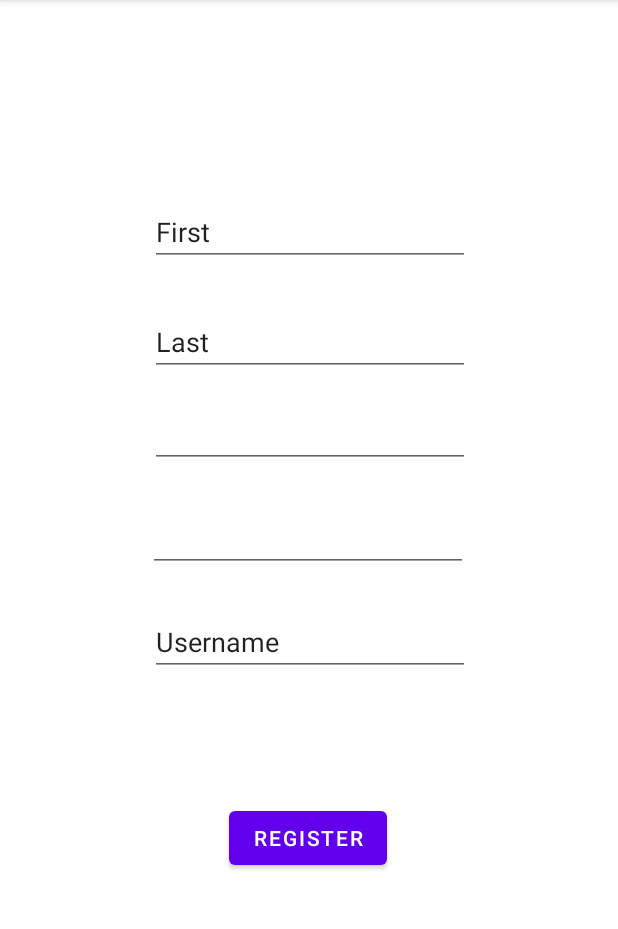
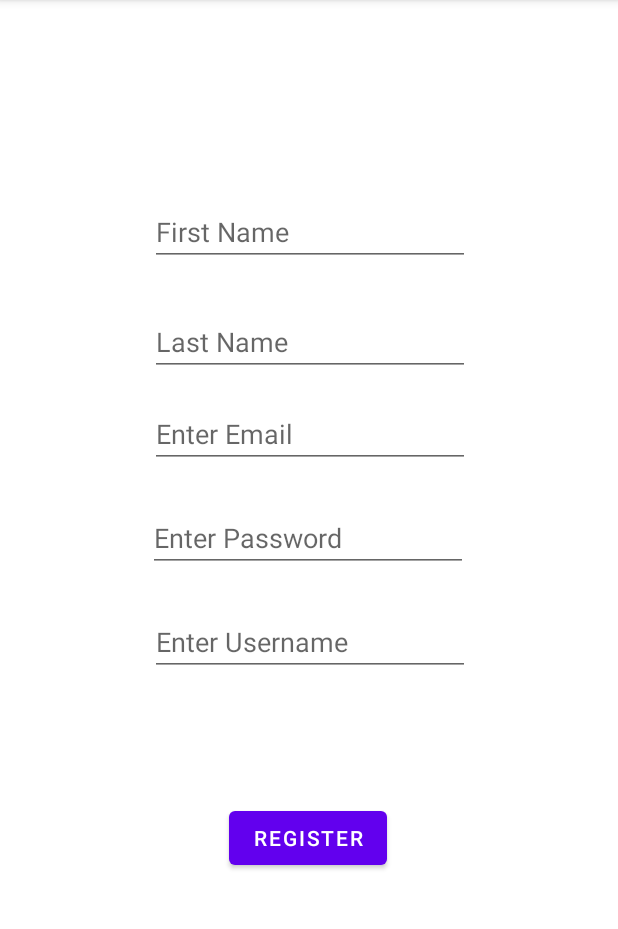
Before and after one commit to theetechbook/techbook, an Android app: the Register screen opened through its navigation route, on a phone screen of 412 x 824 dp, the part 84-1013 px from its top. Run offline under Robolectric (Android 15) with nearby library versions, the phone set to English and light mode, and no system bars; our stand-ins replace Dagger/Hilt's generated code, Firebase (no records; nobody signed in at launch, a user with empty details on screens opened directly).

Commit message:
able to register user through authentication, but not database yet

```diff
--- a/app/src/main/java/com/latifah/techbook/ui/fragments/Register.kt
+++ b/app/src/main/java/com/latifah/techbook/ui/fragments/Register.kt
@@ -1,14 +1,22 @@
 package com.latifah.techbook.ui.fragments
 
 import android.os.Bundle
+import android.text.TextUtils
+import android.util.Log
 import androidx.fragment.app.Fragment
 import android.view.LayoutInflater
 import android.view.View
 import android.view.ViewGroup
 import android.widget.Button
+import android.widget.Toast
 import androidx.navigation.Navigation
+import androidx.navigation.fragment.findNavController
+import com.google.firebase.auth.FirebaseAuth
+import com.google.firebase.auth.ktx.auth
+import com.google.firebase.ktx.Firebase
 import com.latifah.techbook.R
-
+import com.latifah.techbook.database.models.User
+import com.latifah.techbook.databinding.FragmentRegisterBinding
 /**
  * A simple [Fragment] subclass.
  * Use the [Register.newInstance] factory method to
@@ -16,12 +24,14 @@ import com.latifah.techbook.R
  */
 
 class Register : Fragment() {
+    private var _binding: FragmentRegisterBinding? = null
+    private val binding get() = _binding!!
+    private lateinit var auth: FirebaseAuth
 
     override fun onCreate(savedInstanceState: Bundle?) {
         super.onCreate(savedInstanceState)
-        arguments?.let {
-
-        }
+        // Initialize Firebase Auth
+        auth = Firebase.auth
     }
 
     override fun onCreateView(
@@ -29,15 +39,69 @@ class Register : Fragment() {
     ): View? {
 
         // initialize variable, inflate layout
-        val view = inflater.inflate(R.layout.fragment_register, container, false)
+        _binding = FragmentRegisterBinding.inflate(inflater, container, false)
+        return binding.root
+    }
 
-        //buttons, actionables
-        view.findViewById<Button>(R.id.register_button).setOnClickListener {
-            Navigation.findNavController(view).navigate(R.id.action_register_to_login)
+    override fun onViewCreated(view: View, savedInstanceState: Bundle?) {
+        super.onViewCreated(view, savedInstanceState)
+        binding.registerButton.setOnClickListener {
+            registerUser()
+        }
+    }
+
+    private fun registerUser() {
+        when {
+            TextUtils.isEmpty(binding.editTextFirstName.text.toString().trim { it <= ' ' }) -> {
+                //should we come up with a better way to show an error?
+                Toast.makeText(activity, "First name field cannot be blank.", Toast.LENGTH_SHORT).show()
+            }
+            TextUtils.isEmpty(binding.editTextLastName.text.toString().trim { it <= ' ' }) -> {
+                //should we come up with a better way to show an error?
+                Toast.makeText(activity, "Last name field cannot be blank.", Toast.LENGTH_SHORT).show()
+            }
+            TextUtils.isEmpty(binding.editTextRegisterEmailAddress.text.toString().trim { it <= ' ' }) -> {
+                //should we come up with a better way to show an error?
+                Toast.makeText(activity, "Email field cannot be blank.", Toast.LENGTH_SHORT).show()
+            }
+            TextUtils.isEmpty(binding.editTextRegisterPassword.text.toString().trim { it <= ' ' }) -> {
+                //should we come up with a better way to show an error?
+                Toast.makeText(activity, "Password field cannot be blank.", Toast.LENGTH_SHORT).show()
+            }
+            TextUtils.isEmpty(binding.editTextUsername.text.toString().trim { it <= ' ' }) -> {
+                //should we come up with a better way to show an error?
+                Toast.makeText(activity, "UserName name field cannot be blank.", Toast.LENGTH_SHORT).show()
+            }
+            else -> {
+                val firstName : String = binding.editTextFirstName.text.toString().trim { it <= ' ' }
+                val lastName : String = binding.editTextLastName.text.toString().trim { it <= ' ' }
+                val email : String = binding.editTextRegisterEmailAddress.text.toString().trim { it <= ' ' }
+                val password : String = binding.editTextRegisterPassword.text.toString().trim { it <= ' '}
+                val userName : String = binding.editTextUsername.text.toString().trim { it <= ' ' }
+
+                //Create an instance and register a user with an email and password
+                auth.createUserWithEmailAndPassword(email, password)
+                    .addOnCompleteListener { task ->
+                        if (task.isSuccessful) {
+                            val firebaseUser = auth.currentUser!!
+                            val registeredEmail = firebaseUser.email!! //I'm using the email that comes from firebase because I know that it's already been authenticated
+                            val user = User(firebaseUser.uid, firstName, lastName, registeredEmail, userName)
+                            registerSuccess(user)
+                        }
+                        else {
+                            Log.d("register user", "registerUser: ${task.exception!!.message}")
+                            Toast.makeText(activity, task.exception!!.message.toString(), Toast.LENGTH_SHORT).show()
+                        }
+                    }
+
+            }
         }
 
-        // return
-        return view
+    }
+
+    fun registerSuccess(user: User) {
+        val action = RegisterDirections.actionRegisterToProfile2(user.firstName, user.lastName, user.userName)
+        findNavController().navigate(action)
     }
 
 }
--- a/app/src/main/java/com/latifah/techbook/ui/fragments/Splash.kt
+++ b/app/src/main/java/com/latifah/techbook/ui/fragments/Splash.kt
@@ -7,8 +7,10 @@ import android.view.View
 import android.view.ViewGroup
 import android.widget.Button
 import androidx.navigation.Navigation
+import androidx.navigation.fragment.findNavController
 import com.latifah.techbook.R
-
+import com.latifah.techbook.databinding.FragmentRegisterBinding
+import com.latifah.techbook.databinding.FragmentSplashBinding
 
 /**
  * A simple [Fragment] subclass.
@@ -17,22 +19,39 @@ import com.latifah.techbook.R
  */
 
 class Splash : Fragment() {
+    private var _binding: FragmentSplashBinding? = null
+    private val binding get() = _binding!!
 
     override fun onCreateView(
         inflater: LayoutInflater, container: ViewGroup?, savedInstanceState: Bundle?
     ): View? {
-        val view = inflater.inflate(R.layout.fragment_splash, container, false)
-
-        view.findViewById<Button>(R.id.login_button_splash).setOnClickListener {
-            Navigation.findNavController(view).navigate(R.id.action_splash_to_login)
-        }
-
-        view.findViewById<Button>(R.id.register_button_splash).setOnClickListener {
-            Navigation.findNavController(view).navigate(R.id.action_splash_to_register)
-        }
+        _binding = FragmentSplashBinding.inflate(inflater, container, false)
+        return binding.root
 
 
-        return view
+//        val view = inflater.inflate(R.layout.fragment_splash, container, false)
+//
+//        view.findViewById<Button>(R.id.login_button_splash).setOnClickListener {
+//            Navigation.findNavController(view).navigate(R.id.action_splash_to_login)
+//        }
+//
+//        view.findViewById<Button>(R.id.register_button_splash).setOnClickListener {
+//            Navigation.findNavController(view).navigate(R.id.action_splash_to_register)
+//        }
+
+
+    }
+
+    override fun onViewCreated(view: View, savedInstanceState: Bundle?) {
+        super.onViewCreated(view, savedInstanceState)
+        binding.registerButtonSplash.setOnClickListener {
+            val action = SplashDirections.actionSplashToRegister()
+            findNavController().navigate(action)
+        }
+        binding.loginButtonSplash.setOnClickListener {
+            val action = SplashDirections.actionSplashToLogin()
+            findNavController().navigate(action)
+        }
     }
 
 }
--- a/app/src/main/res/layout/fragment_register.xml
+++ b/app/src/main/res/layout/fragment_register.xml
@@ -14,7 +14,8 @@
         android:layout_marginTop="132dp"
         android:ems="10"
         android:inputType="textPersonName"
-        android:text="First"
+        android:autofillHints="First Name"
+        android:hint="First Name"
         app:layout_constraintEnd_toEndOf="parent"
         app:layout_constraintHorizontal_bias="0.502"
         app:layout_constraintStart_toStartOf="parent"
@@ -27,7 +28,8 @@
         android:layout_marginTop="28dp"
         android:ems="10"
         android:inputType="textPersonName"
-        android:text="Last"
+        android:autofillHints="Last Name"
+        android:hint="Last Name"
         app:layout_constraintEnd_toEndOf="parent"
         app:layout_constraintHorizontal_bias="0.502"
         app:layout_constraintStart_toStartOf="parent"
@@ -40,6 +42,7 @@
         android:layout_marginTop="16dp"
         android:ems="10"
         android:inputType="textEmailAddress"
+        android:hint="Enter Email"
         app:layout_constraintEnd_toEndOf="parent"
         app:layout_constraintHorizontal_bias="0.502"
         app:layout_constraintStart_toStartOf="parent"
@@ -52,6 +55,7 @@
         android:layout_marginTop="24dp"
         android:ems="10"
         android:inputType="textPassword"
+        android:hint="Enter Password"
         app:layout_constraintEnd_toEndOf="parent"
         app:layout_constraintHorizontal_bias="0.497"
         app:layout_constraintStart_toStartOf="parent"
@@ -64,7 +68,8 @@
         android:layout_marginTop="24dp"
         android:ems="10"
         android:inputType="textPersonName"
-        android:text="Username"
+        android:autofillHints="Username"
+        android:hint="Enter Username"
         app:layout_constraintEnd_toEndOf="parent"
         app:layout_constraintHorizontal_bias="0.502"
         app:layout_constraintStart_toStartOf="parent"
--- a/app/src/main/res/navigation/login_nav.xml
+++ b/app/src/main/res/navigation/login_nav.xml
@@ -34,10 +34,28 @@
         <action
             android:id="@+id/action_register_to_login"
             app:destination="@id/login" />
+        <action
+            android:id="@+id/action_register_to_profile2"
+            app:destination="@id/profile2" />
     </fragment>
     <fragment
         android:id="@+id/homepage"
         android:name="com.latifah.techbook.ui.fragments.Homepage"
         android:label="fragment_home"
         tools:layout="@layout/fragment_home" />
+    <fragment
+        android:id="@+id/profile2"
+        android:name="com.latifah.techbook.ui.fragments.Profile"
+        android:label="fragment_profile"
+        tools:layout="@layout/fragment_profile" >
+        <argument
+            android:name="firstName"
+            app:argType="string"/>
+        <argument
+            android:name="lastName"
+            app:argType="string"/>
+        <argument
+            android:name="userName"
+            app:argType="string"/>
+    </fragment>
 </navigation>
--- a/build.gradle
+++ b/build.gradle
@@ -15,6 +15,7 @@ buildscript {
         //Safe Args
         classpath "androidx.navigation:navigation-safe-args-gradle-plugin:2.3.5"
 
+        classpath 'com.google.gms:google-services:4.3.10'
         // NOTE: Do not place your application dependencies here; they belong
         // in the individual module build.gradle files
     }
```
Also changed, not shown: app/build.gradle (+12 -10 lines), 1 other file.
